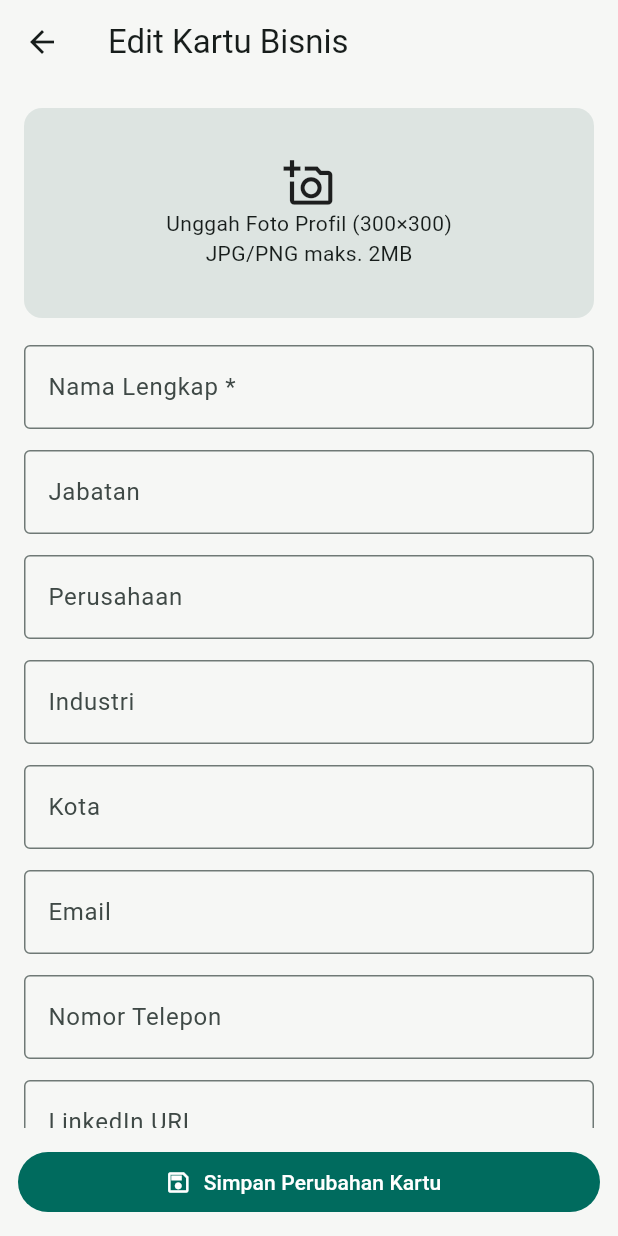
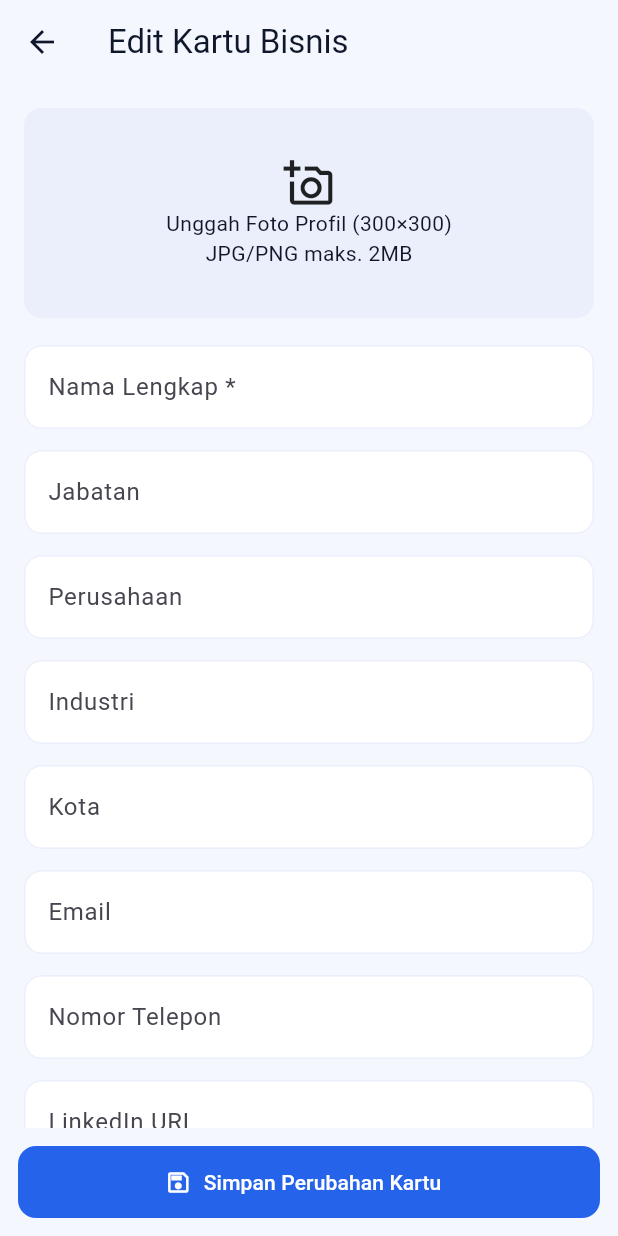
Before and after one commit to irfanqs/smart-business-card-flutter, a Flutter app: the screen it shows once a user with an empty profile is signed in, after a tap on "Buat Kartu", on a phone screen of 412 x 824 dp. Run offline on Flutter 3.47's test engine with Material 3 defaults, Android fonts, the phone set to English and light mode, and no system bars; our stand-ins replace app_links, flutter_local_notifications, image_picker, qr_flutter, share_plus, supabase_flutter and 1 more; missing offline and left inert: gal, mobile_scanner; accounts and stored records are empty.

Commit message:
Apply blue theme and polish admin navbar
- Add theme.dart with the blue palette and gradient, use it app-wide
- Render the digital card preview on the blue gradient
- Replace the admin AppBar with a branded navbar
- Drop the "Masuk Admin" AppBar on the admin login page
- Let Flutter manage minSdk in the Android build

Co-Authored-By: Claude Opus 5.5 <noreply@anthropic.com>

```diff
--- a/lib/main.dart
+++ b/lib/main.dart
@@ -11,6 +11,7 @@ import 'screens/admin_screen.dart';
 import 'screens/auth_screen.dart';
 import 'screens/public_screen.dart';
 import 'screens/shell_screen.dart';
+import 'theme.dart';
 import 'web_url_strategy.dart';
 
 Future<void> main() async {
@@ -102,12 +103,7 @@ class _SmartBusinessCardAppState extends State<SmartBusinessCardApp> {
       title: 'Smart Business Card',
       navigatorKey: navKey,
       debugShowCheckedModeBanner: false,
-      theme: ThemeData(
-        useMaterial3: true,
-        colorScheme: ColorScheme.fromSeed(seedColor: const Color(0xFF15665B)),
-        scaffoldBackgroundColor: const Color(0xFFF6F7F5),
-        appBarTheme: const AppBarTheme(backgroundColor: Color(0xFFF6F7F5)),
-      ),
+      theme: appTheme(),
       home: _home(),
     );
   }
--- a/lib/screens/auth_screen.dart
+++ b/lib/screens/auth_screen.dart
@@ -64,15 +64,9 @@ class _AuthScreenState extends State<AuthScreen> {
 
   @override
   Widget build(BuildContext context) => Scaffold(
-        appBar: AppBar(
-          title: Text(
-            widget.admin
-                ? 'Masuk Admin'
-                : register
-                    ? 'Daftar Akun'
-                    : 'Masuk',
-          ),
-        ),
+        appBar: widget.admin
+            ? null
+            : AppBar(title: Text(register ? 'Daftar Akun' : 'Masuk')),
         body: Center(
           child: ConstrainedBox(
             constraints: const BoxConstraints(maxWidth: 420),
@@ -92,6 +86,16 @@ class _AuthScreenState extends State<AuthScreen> {
                     style: Theme.of(context).textTheme.headlineMedium,
                     textAlign: TextAlign.center,
                   ),
+                  if (widget.admin) ...[
+                    const SizedBox(height: 6),
+                    Text(
+                      'Dashboard Admin',
+                      textAlign: TextAlign.center,
+                      style: Theme.of(context).textTheme.bodyLarge?.copyWith(
+                            color: Theme.of(context).colorScheme.primary,
+                          ),
+                    ),
+                  ],
                   const SizedBox(height: 28),
                   TextField(
                     controller: email,
--- a/lib/screens/card_screen.dart
+++ b/lib/screens/card_screen.dart
@@ -6,6 +6,7 @@ import 'package:share_plus/share_plus.dart';
 
 import '../core.dart';
 import '../gallery_save.dart';
+import '../theme.dart';
 
 void showError(BuildContext context, Object error) =>
     ScaffoldMessenger.of(context).showSnackBar(
@@ -112,9 +113,27 @@ class CardPreview extends StatelessWidget {
   final AppStore store;
   final Map<String, dynamic> data;
   @override
-  Widget build(BuildContext context) => Card(
-        child: Padding(
+  Widget build(BuildContext context) {
+    const muted = TextStyle(color: Colors.white70);
+    final details = [
+      for (final key in ['public_email', 'phone', 'linkedin'])
+        if ((data[key]?.toString() ?? '').isNotEmpty) data[key].toString(),
+    ];
+    return Container(
+      decoration: BoxDecoration(
+        gradient: AppColors.gradient,
+        borderRadius: BorderRadius.circular(20),
+        boxShadow: [
+          BoxShadow(
+            color: AppColors.secondary.withValues(alpha: 0.25),
+            blurRadius: 18,
+            offset: const Offset(0, 8),
+          ),
+        ],
+      ),
       padding: const EdgeInsets.all(18),
+      child: DefaultTextStyle.merge(
+        style: const TextStyle(color: Colors.white),
         child: Column(
           crossAxisAlignment: CrossAxisAlignment.start,
           children: [
@@ -133,47 +152,55 @@ class CardPreview extends StatelessWidget {
                     children: [
                       Text(
                         data['full_name']?.toString() ?? '',
-                          style: Theme.of(context).textTheme.titleLarge,
+                        style: Theme.of(context).textTheme.titleLarge?.copyWith(
+                              color: Colors.white,
+                              fontWeight: FontWeight.w700,
+                            ),
                       ),
                       Text(
                         [data['job_title'], data['company']]
-                              .where(
-                                  (e) => e != null && e.toString().isNotEmpty)
+                            .where((e) => e != null && e.toString().isNotEmpty)
                             .join(' • '),
                       ),
                       Text(
                         [data['industry'], data['city']]
-                              .where(
-                                  (e) => e != null && e.toString().isNotEmpty)
+                            .where((e) => e != null && e.toString().isNotEmpty)
                             .join(' • '),
+                        style: muted,
                       ),
                     ],
                   ),
                 ),
               ],
             ),
-              const Divider(height: 28),
-              for (final key in ['public_email', 'phone', 'linkedin'])
-                if ((data[key]?.toString() ?? '').isNotEmpty)
+            if (details.isNotEmpty) ...[
+              const Divider(height: 28, color: Colors.white24),
+              for (final detail in details)
                 Padding(
                   padding: const EdgeInsets.only(bottom: 8),
-                    child: Text(data[key].toString()),
+                  child: Text(detail),
                 ),
-              if ((data['bio']?.toString() ?? '').isNotEmpty)
+            ],
+            if ((data['bio']?.toString() ?? '').isNotEmpty) ...[
+              const SizedBox(height: 8),
               Container(
                 width: double.infinity,
                 padding: const EdgeInsets.all(12),
                 decoration: BoxDecoration(
-                    color:
-                        Theme.of(context).colorScheme.surfaceContainerHighest,
-                    borderRadius: BorderRadius.circular(8),
+                  color: Colors.white.withValues(alpha: 0.14),
+                  borderRadius: BorderRadius.circular(12),
                 ),
-                  child: Text('“${data['bio']}”'),
+                child: Text(
+                  '“${data['bio']}”',
+                  style: const TextStyle(fontStyle: FontStyle.italic),
                 ),
+              ),
+            ],
           ],
         ),
       ),
     );
+  }
 }
 
 class ProfilePhoto extends StatefulWidget {
--- /dev/null
+++ b/lib/theme.dart
@@ -0,0 +1,84 @@
+import 'package:flutter/material.dart';
+
+class AppColors {
+  static const primary = Color(0xFF1E40AF);
+  static const secondary = Color(0xFF2563EB);
+  static const tertiary = Color(0xFF3B82F6);
+  static const neutral = Color(0xFF0F172A);
+  static const background = Color(0xFFF5F7FF);
+  static const surfaceTint = Color(0xFFEBEEFB);
+
+  /// Gradien biru untuk kartu digital dan elemen sorotan.
+  static const gradient = LinearGradient(
+    begin: Alignment.topLeft,
+    end: Alignment.bottomRight,
+    colors: [primary, secondary, tertiary],
+  );
+}
+
+ThemeData appTheme() {
+  final scheme = ColorScheme.fromSeed(
+    seedColor: AppColors.primary,
+    primary: AppColors.primary,
+    secondary: AppColors.secondary,
+    tertiary: AppColors.tertiary,
+    surface: Colors.white,
+    onSurface: AppColors.neutral,
+    surfaceContainerHighest: AppColors.surfaceTint,
+  );
+  final rounded =
+      RoundedRectangleBorder(borderRadius: BorderRadius.circular(12));
+  return ThemeData(
+    useMaterial3: true,
+    colorScheme: scheme,
+    scaffoldBackgroundColor: AppColors.background,
+    appBarTheme: const AppBarTheme(
+      backgroundColor: AppColors.background,
+      foregroundColor: AppColors.neutral,
+      surfaceTintColor: Colors.transparent,
+    ),
+    cardTheme: CardThemeData(
+      color: Colors.white,
+      elevation: 0,
+      surfaceTintColor: Colors.transparent,
+      shape: RoundedRectangleBorder(
+        borderRadius: BorderRadius.circular(16),
+        side: const BorderSide(color: AppColors.surfaceTint),
+      ),
+    ),
+    filledButtonTheme: FilledButtonThemeData(
+      style: FilledButton.styleFrom(
+        backgroundColor: AppColors.secondary,
+        foregroundColor: Colors.white,
+        minimumSize: const Size(0, 48),
+        shape: rounded,
+      ),
+    ),
+    outlinedButtonTheme: OutlinedButtonThemeData(
+      style: OutlinedButton.styleFrom(
+        foregroundColor: AppColors.primary,
+        minimumSize: const Size(0, 48),
+        side: const BorderSide(color: AppColors.surfaceTint),
+        shape: rounded,
+      ),
+    ),
+    inputDecorationTheme: InputDecorationTheme(
+      filled: true,
+      fillColor: Colors.white,
+      border: OutlineInputBorder(borderRadius: BorderRadius.circular(12)),
+      enabledBorder: OutlineInputBorder(
+        borderRadius: BorderRadius.circular(12),
+        borderSide: const BorderSide(color: AppColors.surfaceTint),
+      ),
+      focusedBorder: OutlineInputBorder(
+        borderRadius: BorderRadius.circular(12),
+        borderSide: const BorderSide(color: AppColors.secondary, width: 1.5),
+      ),
+    ),
+    navigationBarTheme: const NavigationBarThemeData(
+      backgroundColor: Colors.white,
+      indicatorColor: AppColors.surfaceTint,
+      surfaceTintColor: Colors.transparent,
+    ),
+  );
+}
```
Also changed, not shown: lib/screens/admin_screen.dart (+128 -20 lines), 1 other file. Lines whose indentation alone changed are shown as unchanged.
